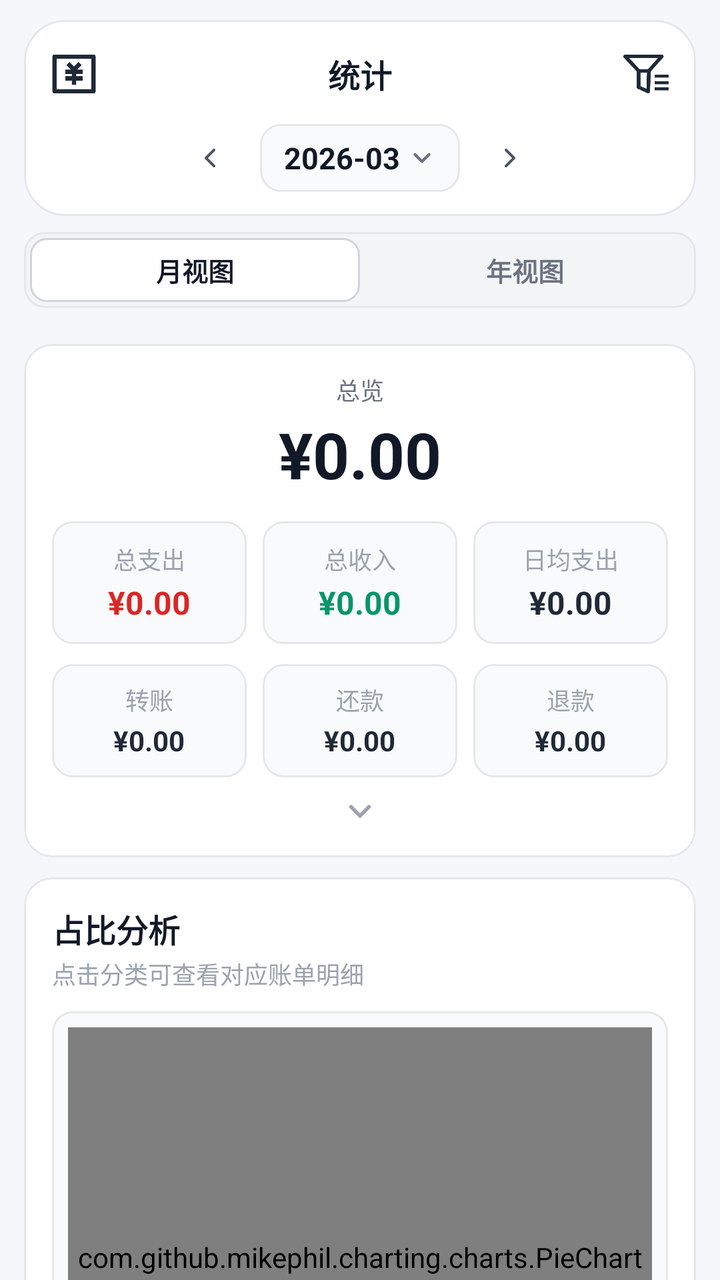
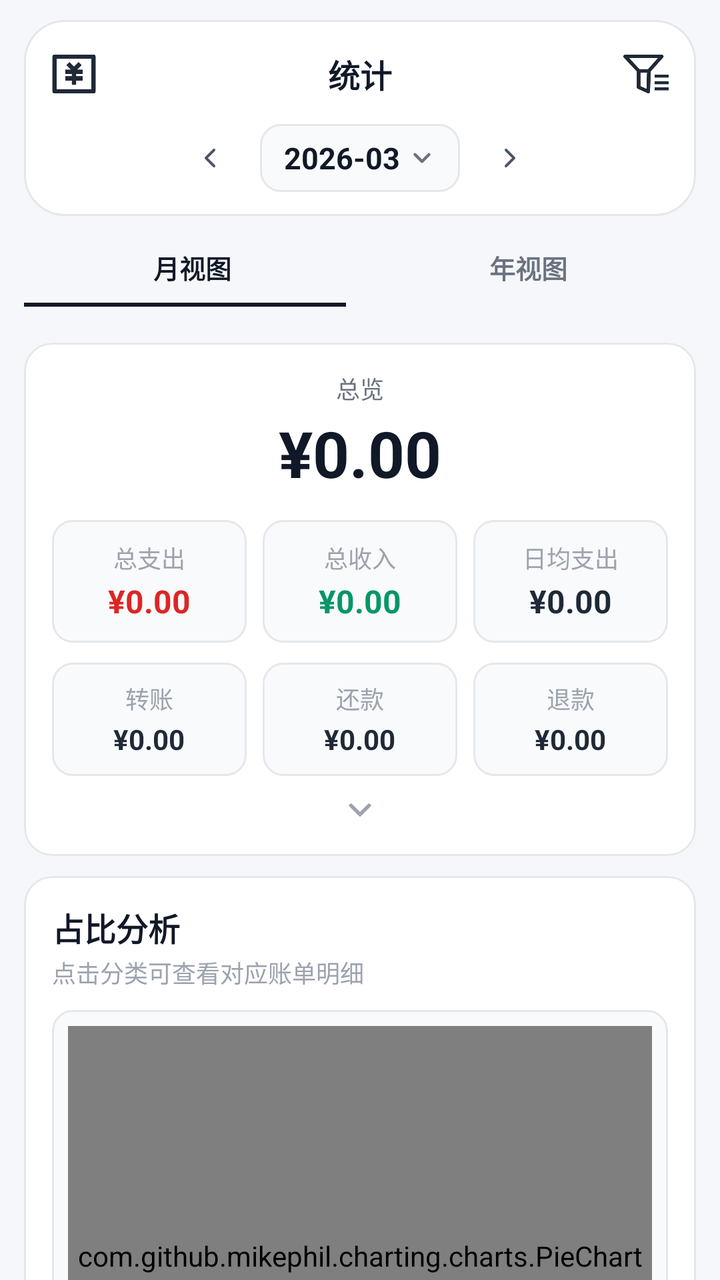

Screens rendered from an Android XML layout before and after an edit, with the pre-edit source and the edit as a unified diff.
<!-- AndroidManifest.xml: application theme Theme.FlipAccounting -->
<!-- res/layout/fragment_stats.xml -->
<?xml version="1.0" encoding="utf-8"?>
<androidx.coordinatorlayout.widget.CoordinatorLayout xmlns:android="http://schemas.android.com/apk/res/android"
    xmlns:app="http://schemas.android.com/apk/res-auto"
    android:layout_width="match_parent"
    android:layout_height="match_parent"
    android:background="@drawable/bg_stats_page_gradient">

    <com.google.android.material.appbar.AppBarLayout
        android:layout_width="match_parent"
        android:layout_height="wrap_content"
        android:background="@android:color/transparent"
        app:elevation="0dp">

        <LinearLayout
            android:id="@+id/stats_top_panel"
            android:layout_width="match_parent"
            android:layout_height="wrap_content"
            android:layout_marginHorizontal="12dp"
            android:layout_marginTop="10dp"
            android:background="@drawable/bg_stats_hero_panel"
            android:orientation="vertical"
            android:padding="12dp">

            <RelativeLayout
                android:layout_width="match_parent"
                android:layout_height="30dp">

                <ImageView
                    android:id="@+id/btn_currency"
                    android:layout_width="26dp"
                    android:layout_height="26dp"
                    android:layout_alignParentStart="true"
                    android:layout_centerVertical="true"
                    android:background="?attr/selectableItemBackgroundBorderless"
                    android:src="@drawable/ic_money"
                    app:tint="#1F2937" />

                <TextView
                    android:id="@+id/tv_title"
                    android:layout_width="wrap_content"
                    android:layout_height="wrap_content"
                    android:layout_centerInParent="true"
                    android:text="统计"
                    android:textColor="#111827"
                    android:textSize="@dimen/text_size_17"
                    android:textStyle="bold" />

                <ImageView
                    android:id="@+id/btn_filter"
                    android:layout_width="26dp"
                    android:layout_height="26dp"
                    android:layout_alignParentEnd="true"
                    android:layout_centerVertical="true"
                    android:background="?attr/selectableItemBackgroundBorderless"
                    android:src="@drawable/ic_shaixuan"
                    app:tint="#1F2937" />
            </RelativeLayout>

            <LinearLayout
                android:layout_width="match_parent"
                android:layout_height="wrap_content"
                android:layout_marginTop="10dp"
                android:gravity="center"
                android:orientation="horizontal">

                <ImageView
                    android:id="@+id/btn_prev_date"
                    android:layout_width="34dp"
                    android:layout_height="34dp"
                    android:background="?attr/selectableItemBackgroundBorderless"
                    android:padding="9dp"
                    android:src="@drawable/ic_chevron_left"
                    app:tint="#4B5563" />

                <LinearLayout
                    android:id="@+id/layout_date_selector"
                    android:layout_width="wrap_content"
                    android:layout_height="34dp"
                    android:layout_marginHorizontal="8dp"
                    android:background="@drawable/bg_stats_date_capsule"
                    android:gravity="center"
                    android:orientation="horizontal"
                    android:paddingHorizontal="12dp">

                    <TextView
                        android:id="@+id/tv_date_selector"
                        android:layout_width="wrap_content"
                        android:layout_height="wrap_content"
                        android:text="2026-03"
                        android:textColor="#111827"
                        android:textSize="@dimen/text_size_15"
                        android:textStyle="bold" />

                    <ImageView
                        android:layout_width="14dp"
                        android:layout_height="14dp"
                        android:layout_marginStart="4dp"
                        android:src="@drawable/ic_chevron_down"
                        app:tint="#6B7280" />
                </LinearLayout>

                <ImageView
                    android:id="@+id/btn_next_date"
                    android:layout_width="34dp"
                    android:layout_height="34dp"
                    android:background="?attr/selectableItemBackgroundBorderless"
                    android:padding="9dp"
                    android:src="@drawable/ic_chevron_right"
                    app:tint="#4B5563" />
            </LinearLayout>
        </LinearLayout>

        <LinearLayout
            android:layout_width="match_parent"
            android:layout_height="wrap_content"
            android:layout_marginHorizontal="12dp"
            android:layout_marginTop="8dp"
            android:background="@drawable/bg_stats_toggle_strip"
            android:orientation="horizontal"
            android:padding="3dp">

            <TextView
                android:id="@+id/btn_mode_month"
                android:layout_width="0dp"
                android:layout_height="32dp"
                android:layout_weight="1"
                android:background="@drawable/bg_stats_toggle_selected"
                android:gravity="center"
                android:text="月视图"
                android:textColor="#111827"
                android:textSize="@dimen/text_size_13"
                android:textStyle="bold" />

            <TextView
                android:id="@+id/btn_mode_year"
                android:layout_width="0dp"
                android:layout_height="32dp"
                android:layout_weight="1"
                android:gravity="center"
                android:text="年视图"
                android:textColor="#6B7280"
                android:textSize="@dimen/text_size_13"
                android:textStyle="bold" />
        </LinearLayout>
    </com.google.android.material.appbar.AppBarLayout>

    <androidx.core.widget.NestedScrollView
        android:layout_width="match_parent"
        android:layout_height="match_parent"
        android:clipToPadding="false"
        android:paddingBottom="16dp"
        app:layout_behavior="@string/appbar_scrolling_view_behavior">

        <LinearLayout
            android:layout_width="match_parent"
            android:layout_height="wrap_content"
            android:orientation="vertical"
            android:paddingTop="8dp">

            <include layout="@layout/card_stats_overview" />

            <LinearLayout
                android:id="@+id/empty_state_container"
                android:layout_width="match_parent"
                android:layout_height="wrap_content"
                android:layout_marginTop="40dp"
                android:gravity="center"
                android:orientation="vertical"
                android:visibility="gone">

                <TextView
                    android:layout_width="wrap_content"
                    android:layout_height="wrap_content"
                    android:text="没有可统计的数据"
                    android:textColor="#9CA3AF"
                    android:textSize="@dimen/text_size_14" />
            </LinearLayout>

            <LinearLayout
                android:id="@+id/stats_content_container"
                android:layout_width="match_parent"
                android:layout_height="wrap_content"
                android:orientation="vertical">

                <include layout="@layout/card_stats_category_report" />
            </LinearLayout>
        </LinearLayout>
    </androidx.core.widget.NestedScrollView>

</androidx.coordinatorlayout.widget.CoordinatorLayout>
<!-- res/layout/card_stats_overview.xml (included above) -->
<?xml version="1.0" encoding="utf-8"?>
<com.google.android.material.card.MaterialCardView xmlns:android="http://schemas.android.com/apk/res/android"
    xmlns:app="http://schemas.android.com/apk/res-auto"
    android:layout_width="match_parent"
    android:layout_height="wrap_content"
    android:layout_marginHorizontal="12dp"
    android:layout_marginTop="10dp"
    app:cardBackgroundColor="#FFFFFF"
    app:cardCornerRadius="14dp"
    app:cardElevation="0dp"
    app:strokeColor="#E5E7EB"
    app:strokeWidth="1dp">

    <LinearLayout
        android:layout_width="match_parent"
        android:layout_height="wrap_content"
        android:orientation="vertical"
        android:padding="14dp">

        <TextView
            android:layout_width="match_parent"
            android:layout_height="wrap_content"
            android:gravity="center"
            android:text="总览"
            android:textColor="#6B7280"
            android:textSize="@dimen/text_size_12" />

        <TextView
            android:id="@+id/tv_balance"
            android:layout_width="match_parent"
            android:layout_height="wrap_content"
            android:layout_marginTop="2dp"
            android:gravity="center"
            android:text="¥0.00"
            android:textColor="#111827"
            android:textSize="@dimen/text_size_32"
            android:textStyle="bold" />

        <LinearLayout
            android:layout_width="match_parent"
            android:layout_height="wrap_content"
            android:layout_marginTop="12dp"
            android:orientation="horizontal">

            <LinearLayout
                android:layout_width="0dp"
                android:layout_height="wrap_content"
                android:layout_marginEnd="4dp"
                android:layout_weight="1"
                android:background="@drawable/bg_stats_metric_tile"
                android:gravity="center"
                android:orientation="vertical"
                android:paddingVertical="10dp">

                <TextView
                    android:layout_width="wrap_content"
                    android:layout_height="wrap_content"
                    android:text="总支出"
                    android:textColor="#9CA3AF"
                    android:textSize="@dimen/text_size_11" />

                <TextView
                    android:id="@+id/tv_total_expense"
                    android:layout_width="wrap_content"
                    android:layout_height="wrap_content"
                    android:layout_marginTop="2dp"
                    android:text="¥0.00"
                    android:textColor="#DC2626"
                    android:textSize="@dimen/text_size_16"
                    android:textStyle="bold" />
            </LinearLayout>

            <LinearLayout
                android:layout_width="0dp"
                android:layout_height="wrap_content"
                android:layout_marginHorizontal="4dp"
                android:layout_weight="1"
                android:background="@drawable/bg_stats_metric_tile"
                android:gravity="center"
                android:orientation="vertical"
                android:paddingVertical="10dp">

                <TextView
                    android:layout_width="wrap_content"
                    android:layout_height="wrap_content"
                    android:text="总收入"
                    android:textColor="#9CA3AF"
                    android:textSize="@dimen/text_size_11" />

                <TextView
                    android:id="@+id/tv_total_income"
                    android:layout_width="wrap_content"
                    android:layout_height="wrap_content"
                    android:layout_marginTop="2dp"
                    android:text="¥0.00"
                    android:textColor="#059669"
                    android:textSize="@dimen/text_size_16"
                    android:textStyle="bold" />
            </LinearLayout>

            <LinearLayout
                android:layout_width="0dp"
                android:layout_height="wrap_content"
                android:layout_marginStart="4dp"
                android:layout_weight="1"
                android:background="@drawable/bg_stats_metric_tile"
                android:gravity="center"
                android:orientation="vertical"
                android:paddingVertical="10dp">

                <TextView
                    android:layout_width="wrap_content"
                    android:layout_height="wrap_content"
                    android:text="日均支出"
                    android:textColor="#9CA3AF"
                    android:textSize="@dimen/text_size_11" />

                <TextView
                    android:id="@+id/tv_daily_avg"
                    android:layout_width="wrap_content"
                    android:layout_height="wrap_content"
                    android:layout_marginTop="2dp"
                    android:text="¥0.00"
                    android:textColor="#1F2937"
                    android:textSize="@dimen/text_size_16"
                    android:textStyle="bold" />
            </LinearLayout>
        </LinearLayout>

        <LinearLayout
            android:id="@+id/layout_overview_extra"
            android:layout_width="match_parent"
            android:layout_height="wrap_content"
            android:layout_marginTop="10dp"
            android:orientation="vertical">

            <LinearLayout
                android:layout_width="match_parent"
                android:layout_height="wrap_content"
                android:orientation="horizontal">

                <LinearLayout
                    android:id="@+id/row_total_transfer"
                    android:layout_width="0dp"
                    android:layout_height="wrap_content"
                    android:layout_marginEnd="4dp"
                    android:layout_weight="1"
                    android:background="@drawable/bg_stats_metric_tile"
                    android:clickable="true"
                    android:focusable="true"
                    android:foreground="?attr/selectableItemBackground"
                    android:gravity="center"
                    android:orientation="vertical"
                    android:paddingVertical="9dp">

                    <TextView
                        android:layout_width="wrap_content"
                        android:layout_height="wrap_content"
                        android:text="转账"
                        android:textColor="#9CA3AF"
                        android:textSize="@dimen/text_size_11" />

                    <TextView
                        android:id="@+id/tv_total_transfer"
                        android:layout_width="wrap_content"
                        android:layout_height="wrap_content"
                        android:layout_marginTop="2dp"
                        android:text="¥0.00"
                        android:textColor="#1F2937"
                        android:textSize="@dimen/text_size_14"
                        android:textStyle="bold" />
                </LinearLayout>

                <LinearLayout
                    android:id="@+id/row_total_repayment"
                    android:layout_width="0dp"
                    android:layout_height="wrap_content"
                    android:layout_marginHorizontal="4dp"
                    android:layout_weight="1"
                    android:background="@drawable/bg_stats_metric_tile"
                    android:clickable="true"
                    android:focusable="true"
                    android:foreground="?attr/selectableItemBackground"
                    android:gravity="center"
                    android:orientation="vertical"
                    android:paddingVertical="9dp">

                    <TextView
                        android:layout_width="wrap_content"
                        android:layout_height="wrap_content"
                        android:text="还款"
                        android:textColor="#9CA3AF"
                        android:textSize="@dimen/text_size_11" />

                    <TextView
                        android:id="@+id/tv_total_repayment"
                        android:layout_width="wrap_content"
                        android:layout_height="wrap_content"
                        android:layout_marginTop="2dp"
                        android:text="¥0.00"
                        android:textColor="#1F2937"
                        android:textSize="@dimen/text_size_14"
                        android:textStyle="bold" />
                </LinearLayout>

                <LinearLayout
                    android:id="@+id/row_total_refund"
                    android:layout_width="0dp"
                    android:layout_height="wrap_content"
                    android:layout_marginStart="4dp"
                    android:layout_weight="1"
                    android:background="@drawable/bg_stats_metric_tile"
                    android:clickable="true"
                    android:focusable="true"
                    android:foreground="?attr/selectableItemBackground"
                    android:gravity="center"
                    android:orientation="vertical"
                    android:paddingVertical="9dp">

                    <TextView
                        android:layout_width="wrap_content"
                        android:layout_height="wrap_content"
                        android:text="退款"
                        android:textColor="#9CA3AF"
                        android:textSize="@dimen/text_size_11" />

                    <TextView
                        android:id="@+id/tv_total_refund"
                        android:layout_width="wrap_content"
                        android:layout_height="wrap_content"
                        android:layout_marginTop="2dp"
                        android:text="¥0.00"
                        android:textColor="#1F2937"
                        android:textSize="@dimen/text_size_14"
                        android:textStyle="bold" />
                </LinearLayout>
            </LinearLayout>
        </LinearLayout>

        <ImageView
            android:id="@+id/iv_overview_expand"
            android:layout_width="18dp"
            android:layout_height="18dp"
            android:layout_gravity="center_horizontal"
            android:layout_marginTop="8dp"
            android:background="?attr/selectableItemBackgroundBorderless"
            android:src="@drawable/ic_chevron_down_small"
            app:tint="#9CA3AF" />
    </LinearLayout>

</com.google.android.material.card.MaterialCardView>
<!-- res/layout/card_stats_category_report.xml (included above) -->
<?xml version="1.0" encoding="utf-8"?>
<com.google.android.material.card.MaterialCardView xmlns:android="http://schemas.android.com/apk/res/android"
    xmlns:app="http://schemas.android.com/apk/res-auto"
    android:layout_width="match_parent"
    android:layout_height="wrap_content"
    android:layout_marginHorizontal="12dp"
    android:layout_marginTop="10dp"
    app:cardBackgroundColor="#FFFFFF"
    app:cardCornerRadius="14dp"
    app:cardElevation="0dp"
    app:strokeColor="#E5E7EB"
    app:strokeWidth="1dp">

    <LinearLayout
        android:layout_width="match_parent"
        android:layout_height="wrap_content"
        android:orientation="vertical"
        android:padding="14dp">

        <TextView
            android:layout_width="match_parent"
            android:layout_height="wrap_content"
            android:text="占比分析"
            android:textColor="#111827"
            android:textSize="@dimen/text_size_16"
            android:textStyle="bold" />

        <TextView
            android:layout_width="match_parent"
            android:layout_height="wrap_content"
            android:layout_marginTop="2dp"
            android:text="点击分类可查看对应账单明细"
            android:textColor="#9CA3AF"
            android:textSize="@dimen/text_size_12" />

        <LinearLayout
            android:layout_width="match_parent"
            android:layout_height="wrap_content"
            android:layout_marginTop="10dp"
            android:background="@drawable/bg_stats_metric_tile"
            android:orientation="vertical"
            android:padding="8dp">

            <com.github.mikephil.charting.charts.PieChart
                android:id="@+id/pie_chart"
                android:layout_width="match_parent"
                android:layout_height="230dp" />
        </LinearLayout>

        <LinearLayout
            android:layout_width="wrap_content"
            android:layout_height="32dp"
            android:layout_marginTop="10dp"
            android:background="@drawable/bg_stats_toggle_strip"
            android:orientation="horizontal"
            android:padding="3dp">

            <TextView
                android:id="@+id/btn_category_expense"
                android:layout_width="wrap_content"
                android:layout_height="match_parent"
                android:background="@drawable/bg_stats_toggle_selected"
                android:gravity="center"
                android:minWidth="84dp"
                android:paddingHorizontal="14dp"
                android:text="支出"
                android:textColor="#111827"
                android:textSize="@dimen/text_size_13"
                android:textStyle="bold" />

            <TextView
                android:id="@+id/btn_category_income"
                android:layout_width="wrap_content"
                android:layout_height="match_parent"
                android:gravity="center"
                android:minWidth="84dp"
                android:paddingHorizontal="14dp"
                android:text="收入"
                android:textColor="#6B7280"
                android:textSize="@dimen/text_size_13"
                android:textStyle="bold" />
        </LinearLayout>

        <androidx.recyclerview.widget.RecyclerView
            android:id="@+id/rv_category_list"
            android:layout_width="match_parent"
            android:layout_height="wrap_content"
            android:layout_marginTop="10dp" />
    </LinearLayout>

</com.google.android.material.card.MaterialCardView>
<!-- resources referenced by this layout -->
<resources>
  <dimen name="text_size_11">12sp</dimen>
  <dimen name="text_size_12">12sp</dimen>
  <dimen name="text_size_13">13sp</dimen>
  <dimen name="text_size_14">14sp</dimen>
  <dimen name="text_size_15">15sp</dimen>
  <dimen name="text_size_16">16sp</dimen>
  <dimen name="text_size_17">16sp</dimen>
  <dimen name="text_size_32">32sp</dimen>
  <!-- drawable bg_stats_date_capsule (drawable) -->
  <?xml version="1.0" encoding="utf-8"?>
  <shape xmlns:android="http://schemas.android.com/apk/res/android">
      <solid android:color="#F9FAFB" />
      <corners android:radius="10dp" />
      <stroke
          android:width="1dp"
          android:color="#E5E7EB" />
  </shape>
  <!-- drawable bg_stats_hero_panel (drawable) -->
  <?xml version="1.0" encoding="utf-8"?>
  <shape xmlns:android="http://schemas.android.com/apk/res/android">
      <solid android:color="#FFFFFF" />
      <corners android:radius="20dp" />
      <stroke
          android:width="1dp"
          android:color="#E5E7EB" />
  </shape>
  <!-- drawable bg_stats_metric_tile (drawable) -->
  <?xml version="1.0" encoding="utf-8"?>
  <shape xmlns:android="http://schemas.android.com/apk/res/android">
      <solid android:color="#F9FAFB" />
      <corners android:radius="10dp" />
      <stroke
          android:width="1dp"
          android:color="#E5E7EB" />
  </shape>
  <!-- drawable bg_stats_page_gradient (drawable) -->
  <?xml version="1.0" encoding="utf-8"?>
  <shape xmlns:android="http://schemas.android.com/apk/res/android">
      <solid android:color="#F5F7FA" />
  </shape>
  <!-- drawable bg_stats_toggle_selected (drawable) -->
  <?xml version="1.0" encoding="utf-8"?>
  <shape xmlns:android="http://schemas.android.com/apk/res/android">
      <solid android:color="#FFFFFF" />
      <corners android:radius="8dp" />
      <stroke
          android:width="1dp"
          android:color="#D1D5DB" />
  </shape>
  <!-- drawable bg_stats_toggle_strip (drawable) -->
  <?xml version="1.0" encoding="utf-8"?>
  <shape xmlns:android="http://schemas.android.com/apk/res/android">
      <solid android:color="#F3F4F6" />
      <corners android:radius="10dp" />
      <stroke
          android:width="1dp"
          android:color="#E5E7EB" />
  </shape>
  <!-- drawable ic_chevron_down (drawable) -->
  <vector xmlns:android="http://schemas.android.com/apk/res/android"
      android:width="24dp"
      android:height="24dp"
      android:viewportWidth="24"
      android:viewportHeight="24">
      <path
          android:strokeColor="#333333"
          android:strokeWidth="2.5"
          android:strokeLineCap="round"
          android:strokeLineJoin="round"
          android:pathData="M6,9l6,6l6,-6" />
  </vector>
  <!-- drawable ic_chevron_down_small (drawable) -->
  <vector xmlns:android="http://schemas.android.com/apk/res/android"
      android:width="14dp"
      android:height="14dp"
      android:viewportWidth="24"
      android:viewportHeight="24">
      <path
          android:strokeColor="#333333"
          android:strokeWidth="2.5"
          android:strokeLineCap="round"
          android:strokeLineJoin="round"
          android:pathData="M6,9l6,6l6,-6" />
  </vector>
  <!-- drawable ic_chevron_left (drawable) -->
  <vector xmlns:android="http://schemas.android.com/apk/res/android"
      android:width="24dp"
      android:height="24dp"
      android:viewportWidth="24"
      android:viewportHeight="24">
      <path
          android:strokeColor="#333333"
          android:strokeWidth="2"
          android:strokeLineCap="round"
          android:strokeLineJoin="round"
          android:pathData="M15,18l-6,-6l6,-6" />
  </vector>
  <!-- drawable ic_chevron_right (drawable) -->
  <vector xmlns:android="http://schemas.android.com/apk/res/android"
      android:width="24dp"
      android:height="24dp"
      android:viewportWidth="24"
      android:viewportHeight="24">
      <path
          android:strokeColor="#333333"
          android:strokeWidth="2"
          android:strokeLineCap="round"
          android:strokeLineJoin="round"
          android:pathData="M9,6l6,6l-6,6" />
  </vector>
  <!-- unchanged entries left out for length: 3 -->
</resources>

<!-- the commit's change to res/layout/fragment_stats.xml (unified diff, before → after) -->
@@ -115,33 +115,63 @@
             android:layout_height="wrap_content"
             android:layout_marginHorizontal="12dp"
             android:layout_marginTop="8dp"
-            android:background="@drawable/bg_stats_toggle_strip"
-            android:orientation="horizontal"
-            android:padding="3dp">
-
-            <TextView
-                android:id="@+id/btn_mode_month"
-                android:layout_width="0dp"
-                android:layout_height="32dp"
-                android:layout_weight="1"
-                android:background="@drawable/bg_stats_toggle_selected"
-                android:gravity="center"
-                android:text="月视图"
-                android:textColor="#111827"
-                android:textSize="@dimen/text_size_13"
-                android:textStyle="bold" />
-
-            <TextView
-                android:id="@+id/btn_mode_year"
-                android:layout_width="0dp"
-                android:layout_height="32dp"
-                android:layout_weight="1"
-                android:gravity="center"
-                android:text="年视图"
-                android:textColor="#6B7280"
-                android:textSize="@dimen/text_size_13"
-                android:textStyle="bold" />
-        </LinearLayout>
+            android:orientation="vertical">
+
+            <LinearLayout
+                android:layout_width="match_parent"
+                android:layout_height="wrap_content"
+                android:orientation="horizontal">
+
+                <TextView
+                    android:id="@+id/btn_mode_month"
+                    android:layout_width="0dp"
+                    android:layout_height="wrap_content"
+                    android:layout_weight="1"
+                    android:gravity="center"
+                    android:paddingVertical="8dp"
+                    android:text="月视图"
+                    android:textColor="#111827"
+                    android:textSize="@dimen/text_size_13"
+                    android:textStyle="bold" />
+
+                <TextView
+                    android:id="@+id/btn_mode_year"
+                    android:layout_width="0dp"
+                    android:layout_height="wrap_content"
+                    android:layout_weight="1"
+                    android:gravity="center"
+                    android:paddingVertical="8dp"
+                    android:text="年视图"
+                    android:textColor="#6B7280"
+                    android:textSize="@dimen/text_size_13"
+                    android:textStyle="bold" />
+            </LinearLayout>
+
+            <LinearLayout
+                android:layout_width="match_parent"
+                android:layout_height="wrap_content"
+                android:orientation="horizontal">
+
+                <View
+                    android:id="@+id/indicator_mode_month"
+                    android:layout_width="0dp"
+                    android:layout_height="2dp"
+                    android:layout_weight="1"
+                    android:background="#111827" />
+
+                <View
+                    android:layout_width="14dp"
+                    android:layout_height="2dp" />
+
+                <View
+                    android:id="@+id/indicator_mode_year"
+                    android:layout_width="0dp"
+                    android:layout_height="2dp"
+                    android:layout_weight="1"
+                    android:background="@android:color/transparent" />
+            </LinearLayout>
+        </LinearLayout>
+
     </com.google.android.material.appbar.AppBarLayout>
 
     <androidx.core.widget.NestedScrollView
@@ -300,6 +330,7 @@
                 android:paddingVertical="10dp">
 
                 <TextView
+                    android:id="@+id/tv_daily_avg_label"
                     android:layout_width="wrap_content"
                     android:layout_height="wrap_content"
                     android:text="日均支出"
@@ -492,37 +523,70 @@
 
         <LinearLayout
             android:layout_width="wrap_content"
-            android:layout_height="32dp"
+            android:layout_height="wrap_content"
             android:layout_marginTop="10dp"
-            android:background="@drawable/bg_stats_toggle_strip"
-            android:orientation="horizontal"
-            android:padding="3dp">
-
-            <TextView
-                android:id="@+id/btn_category_expense"
+            android:orientation="vertical">
+
+            <LinearLayout
                 android:layout_width="wrap_content"
-                android:layout_height="match_parent"
-                android:background="@drawable/bg_stats_toggle_selected"
-                android:gravity="center"
-                android:minWidth="84dp"
-                android:paddingHorizontal="14dp"
-                android:text="支出"
-                android:textColor="#111827"
-                android:textSize="@dimen/text_size_13"
-                android:textStyle="bold" />
-
-            <TextView
-                android:id="@+id/btn_category_income"
+                android:layout_height="wrap_content"
+                android:orientation="horizontal">
+
+                <TextView
+                    android:id="@+id/btn_category_expense"
+                    android:layout_width="wrap_content"
+                    android:layout_height="wrap_content"
+                    android:gravity="center"
+                    android:minWidth="84dp"
+                    android:paddingHorizontal="14dp"
+                    android:paddingVertical="6dp"
+                    android:text="支出"
+                    android:textColor="#111827"
+                    android:textSize="@dimen/text_size_13"
+                    android:textStyle="bold" />
+
+                <TextView
+                    android:id="@+id/btn_category_income"
+                    android:layout_width="wrap_content"
+                    android:layout_height="wrap_content"
+                    android:gravity="center"
+                    android:minWidth="84dp"
+                    android:paddingHorizontal="14dp"
+                    android:paddingVertical="6dp"
+                    android:text="收入"
+                    android:textColor="#6B7280"
+                    android:textSize="@dimen/text_size_13"
+                    android:textStyle="bold" />
+            </LinearLayout>
+
+            <LinearLayout
                 android:layout_width="wrap_content"
-                android:layout_height="match_parent"
-                android:gravity="center"
-                android:minWidth="84dp"
-                android:paddingHorizontal="14dp"
-                android:text="收入"
-                android:textColor="#6B7280"
-                android:textSize="@dimen/text_size_13"
-                android:textStyle="bold" />
-        </LinearLayout>
+                android:layout_height="wrap_content"
+                android:orientation="horizontal">
+
+                <View
+                    android:id="@+id/indicator_category_expense"
+                    android:layout_width="84dp"
+                    android:layout_height="2dp"
+                    android:background="#111827" />
+
+                <View
+                    android:layout_width="8dp"
+                    android:layout_height="2dp" />
+
+                <View
+                    android:id="@+id/indicator_category_income"
+                    android:layout_width="84dp"
+                    android:layout_height="2dp"
+                    android:background="@android:color/transparent" />
+            </LinearLayout>
+        </LinearLayout>
+
+        <View
+            android:layout_width="match_parent"
+            android:layout_height="1dp"
+            android:layout_marginTop="10dp"
+            android:background="#EEF2F7" />
 
         <androidx.recyclerview.widget.RecyclerView
             android:id="@+id/rv_category_list"
<!-- resource entries referenced after the edit -->
@@ -39,24 +39,6 @@
   <?xml version="1.0" encoding="utf-8"?>
   <shape xmlns:android="http://schemas.android.com/apk/res/android">
       <solid android:color="#F5F7FA" />
-  </shape>
-  <!-- drawable bg_stats_toggle_selected (drawable) -->
-  <?xml version="1.0" encoding="utf-8"?>
-  <shape xmlns:android="http://schemas.android.com/apk/res/android">
-      <solid android:color="#FFFFFF" />
-      <corners android:radius="8dp" />
-      <stroke
-          android:width="1dp"
-          android:color="#D1D5DB" />
-  </shape>
-  <!-- drawable bg_stats_toggle_strip (drawable) -->
-  <?xml version="1.0" encoding="utf-8"?>
-  <shape xmlns:android="http://schemas.android.com/apk/res/android">
-      <solid android:color="#F3F4F6" />
-      <corners android:radius="10dp" />
-      <stroke
-          android:width="1dp"
-          android:color="#E5E7EB" />
   </shape>
   <!-- drawable ic_chevron_down (drawable) -->
   <vector xmlns:android="http://schemas.android.com/apk/res/android"
